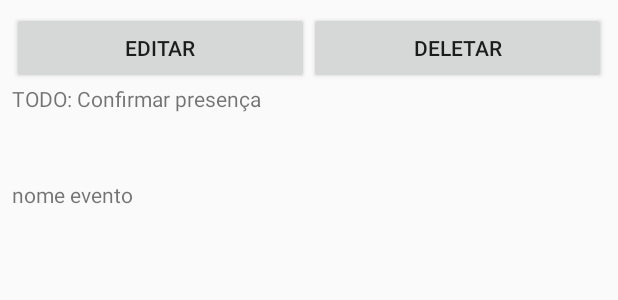
After one commit to team-crossover/mobiliza, an Android app: the layout activity_detailed_event.xml on its own in the app's theme, with its tools: preview values and no code run, on a phone screen of 412 x 824 dp. The commit adds this screen. Shown: the top 300 px of the screen. Run offline under Robolectric (Android 15) with nearby library versions, the phone set to English and light mode, and no system bars.

Commit message:
Ação de Ver Evento e Ver Ong

```diff
--- a/App/app/src/main/AndroidManifest.xml
+++ b/App/app/src/main/AndroidManifest.xml
@@ -14,7 +14,9 @@
         android:supportsRtl="true"
         android:theme="@style/AppTheme"
         android:usesCleartextTraffic="true">
-        <activity android:name=".ui.profile.GoogleProfileActivity"></activity>
+        <activity android:name=".ui.detailed.DetailedOngActivity"></activity>
+        <activity android:name=".ui.detailed.DetailedEventActivity" />
+        <activity android:name=".ui.profile.GoogleProfileActivity" />
         <activity android:name=".ui.event.AddEventActivity" />
         <activity
             android:name=".ui.main.MainActivity"
--- a/App/app/src/main/java/com/crossover/mobiliza/app/ui/main/MainOngsViewModel.java
+++ b/App/app/src/main/java/com/crossover/mobiliza/app/ui/main/MainOngsViewModel.java
@@ -13,7 +13,6 @@ import java.util.List;
 
 public class MainOngsViewModel extends ViewModel {
 
-    // TODO: Adicionar paginação
     public LiveData<Resource<List<Ong>>> findAllOngs(Context context) {
         return OngRepository.getInstance(context).findAll();
     }
--- a/App/app/src/main/java/com/crossover/mobiliza/app/ui/main/adapter/AdapterEvents.java
+++ b/App/app/src/main/java/com/crossover/mobiliza/app/ui/main/adapters/AdapterEvents.java
@@ -1,4 +1,4 @@
-package com.crossover.mobiliza.app.ui.main.adapter;
+package com.crossover.mobiliza.app.ui.main.adapters;
 
 import android.view.LayoutInflater;
 import android.view.View;
--- a/App/app/src/main/java/com/crossover/mobiliza/app/ui/main/adapter/AdapterOngs.java
+++ b/App/app/src/main/java/com/crossover/mobiliza/app/ui/main/adapters/AdapterOngs.java
@@ -1,4 +1,4 @@
-package com.crossover.mobiliza.app.ui.main.adapter;
+package com.crossover.mobiliza.app.ui.main.adapters;
 
 import android.view.LayoutInflater;
 import android.view.View;
--- a/App/app/src/main/java/com/crossover/mobiliza/app/ui/main/SectionsPagerAdapter.java
+++ b/App/app/src/main/java/com/crossover/mobiliza/app/ui/main/adapters/SectionsPagerAdapter.java
@@ -1,4 +1,4 @@
-package com.crossover.mobiliza.app.ui.main;
+package com.crossover.mobiliza.app.ui.main.adapters;
 
 import android.content.Context;
 
@@ -9,6 +9,8 @@ import androidx.fragment.app.FragmentManager;
 import androidx.fragment.app.FragmentPagerAdapter;
 
 import com.crossover.mobiliza.app.R;
+import com.crossover.mobiliza.app.ui.main.MainEventsFragment;
+import com.crossover.mobiliza.app.ui.main.MainOngsFragment;
 
 /**
  * A [FragmentPagerAdapter] that returns a fragment corresponding to
--- /dev/null
+++ b/App/app/src/main/res/layout/activity_detailed_event.xml
@@ -0,0 +1,67 @@
+<?xml version="1.0" encoding="utf-8"?>
+<androidx.constraintlayout.widget.ConstraintLayout xmlns:android="http://schemas.android.com/apk/res/android"
+    xmlns:app="http://schemas.android.com/apk/res-auto"
+    xmlns:tools="http://schemas.android.com/tools"
+    android:layout_width="match_parent"
+    android:layout_height="match_parent"
+    tools:context=".ui.detailed.DetailedEventActivity">
+
+    <LinearLayout
+        android:id="@+id/linearLayout2"
+        android:layout_width="0dp"
+        android:layout_height="0dp"
+        android:layout_marginStart="8dp"
+        android:layout_marginLeft="8dp"
+        android:layout_marginTop="8dp"
+        android:layout_marginEnd="8dp"
+        android:layout_marginRight="8dp"
+        android:layout_marginBottom="8dp"
+        android:orientation="vertical"
+        app:layout_constraintBottom_toBottomOf="parent"
+        app:layout_constraintEnd_toEndOf="parent"
+        app:layout_constraintStart_toStartOf="parent"
+        app:layout_constraintTop_toTopOf="parent">
+
+        <LinearLayout
+            android:id="@+id/ongOwnerOptions"
+            android:layout_width="match_parent"
+            android:layout_height="wrap_content"
+            android:orientation="horizontal">
+
+            <Button
+                android:id="@+id/buttonEditEvent"
+                android:layout_width="wrap_content"
+                android:layout_height="wrap_content"
+                android:layout_weight="1"
+                android:text="Editar" />
+
+            <Button
+                android:id="@+id/buttonDeletEvent"
+                android:layout_width="wrap_content"
+                android:layout_height="wrap_content"
+                android:layout_weight="1"
+                android:text="Deletar" />
+        </LinearLayout>
+
+        <LinearLayout
+            android:id="@+id/volunteerOptions"
+            android:layout_width="match_parent"
+            android:layout_height="wrap_content"
+            android:orientation="horizontal">
+
+            <TextView
+                android:id="@+id/textViewXXX"
+                android:layout_width="wrap_content"
+                android:layout_height="@android:dimen/notification_large_icon_height"
+                android:layout_weight="1"
+                android:text="TODO: Confirmar presença" />
+
+        </LinearLayout>
+
+        <TextView
+            android:id="@+id/detailEventName"
+            android:layout_width="match_parent"
+            android:layout_height="wrap_content"
+            android:text="nome evento" />
+    </LinearLayout>
+</androidx.constraintlayout.widget.ConstraintLayout>
```
Also changed, not shown: App/app/src/main/java/com/crossover/mobiliza/app/ui/detailed/DetailedEventActivity.java (added, +117 -0 lines), App/app/src/main/java/com/crossover/mobiliza/app/ui/detailed/DetailedEventViewModel.java (added, +32 -0 lines), App/app/src/main/java/com/crossover/mobiliza/app/ui/detailed/DetailedOngActivity.java (added, +61 -0 lines), App/app/src/main/java/com/crossover/mobiliza/app/ui/detailed/DetailedOngViewModel.java (added, +23 -0 lines), App/app/src/main/java/com/crossover/mobiliza/app/ui/main/MainActivity.java (+12 -1 lines), App/app/src/main/java/com/crossover/mobiliza/app/ui/main/MainEventsFragment.java (+42 -1 lines), App/app/src/main/java/com/crossover/mobiliza/app/ui/main/MainEventsViewModel.java (+10 -1 lines), App/app/src/main/java/com/crossover/mobiliza/app/ui/main/MainOngsFragment.java (+26 -2 lines), App/app/src/main/res/layout/activity_detailed_ong.xml (added, +31 -0 lines).
